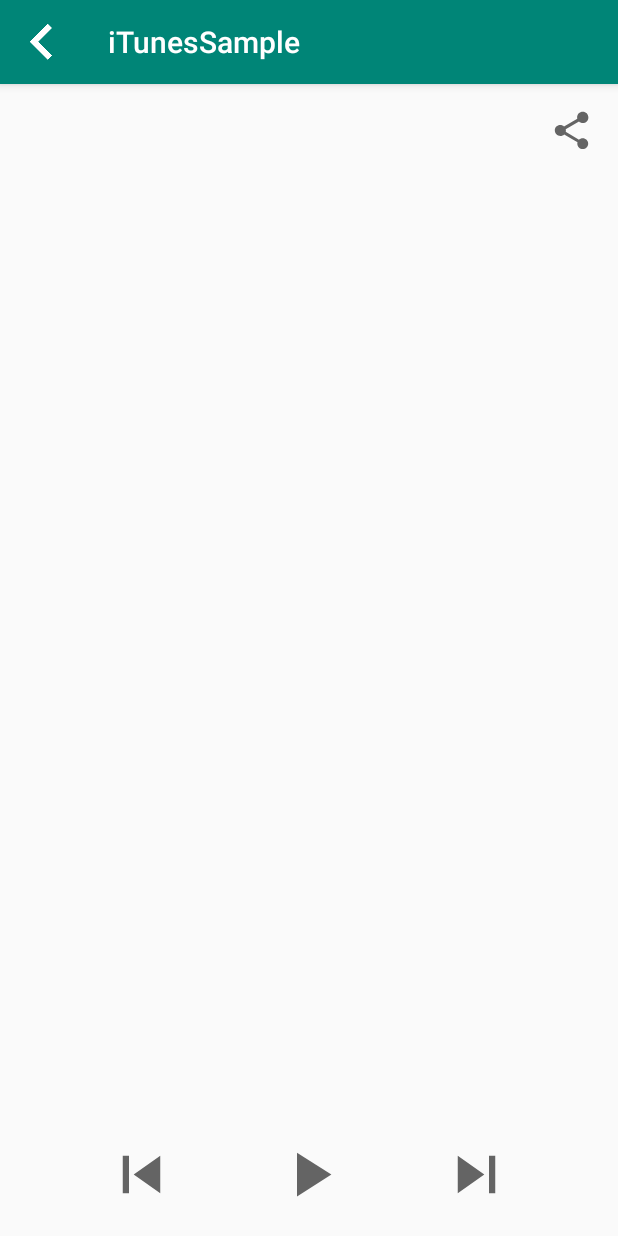
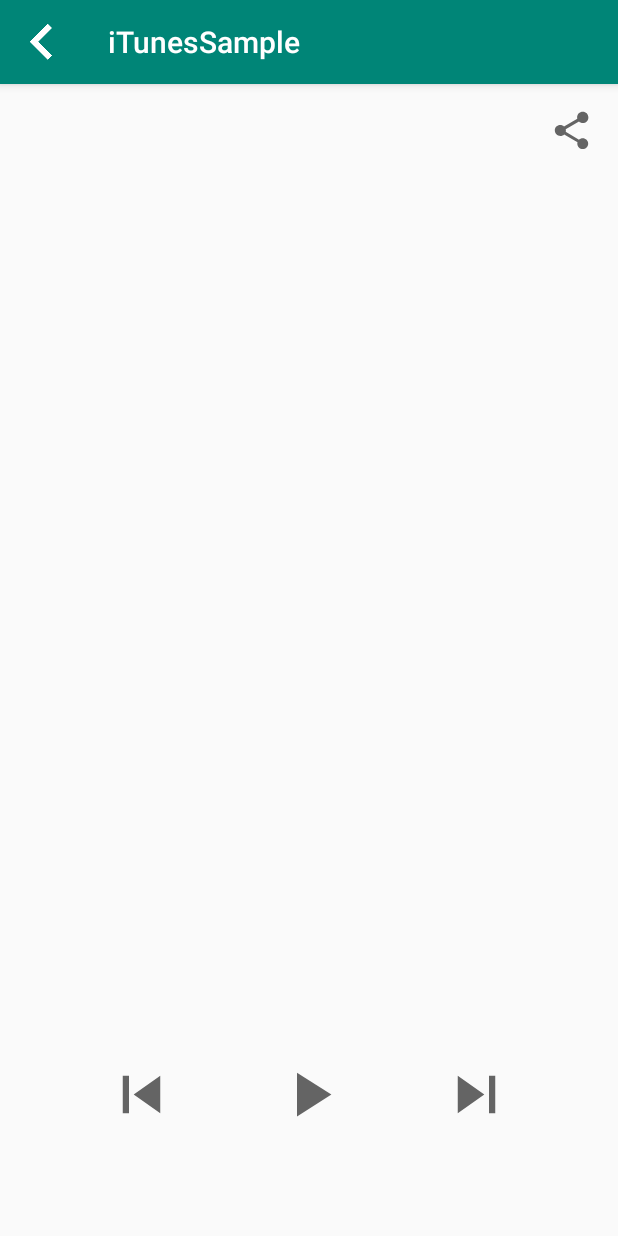
Before and after one commit to stumi01/iTunesSample, an Android app: the DetailsActivity screen opened directly, with no data from a screen before it, on a phone screen of 412 x 824 dp. Run offline under Robolectric (Android 15) with nearby library versions, the phone set to English and light mode, and no system bars; our stand-ins replace ButterKnife; pictures from the network do not load; 3 statements that could not run were skipped.

Commit message:
Fix interactions with play/pause cross next/prev

```diff
--- a/app/src/main/java/com/bencestumpf/itunessample/presentation/details/DetailsView.kt
+++ b/app/src/main/java/com/bencestumpf/itunessample/presentation/details/DetailsView.kt
@@ -12,4 +12,5 @@ interface DetailsView : MVPView {
     fun showPlayButton()
     fun pauseSong()
     fun returnSong()
+    fun releaseMediaPlayer()
 }
--- a/app/src/main/res/layout/activity_details.xml
+++ b/app/src/main/res/layout/activity_details.xml
@@ -16,7 +16,9 @@
                 app:layout_constraintEnd_toEndOf="parent"
                 android:layout_marginEnd="8dp" app:layout_constraintStart_toStartOf="parent"
                 android:layout_marginStart="8dp" tools:text="Title"
-                app:layout_constraintTop_toBottomOf="@+id/imageView" android:layout_marginTop="8dp"/>
+                app:layout_constraintTop_toBottomOf="@+id/song_details_artwork" android:layout_marginTop="8dp"
+                app:layout_constraintHorizontal_bias="0.5"
+                app:layout_constraintBottom_toTopOf="@+id/song_details_album"/>
         <TextView
                 android:layout_width="wrap_content"
                 android:layout_height="wrap_content"
@@ -24,14 +26,16 @@
                 app:layout_constraintTop_toBottomOf="@+id/song_details_title"
                 app:layout_constraintStart_toStartOf="parent"
                 android:layout_marginStart="8dp" app:layout_constraintEnd_toEndOf="parent"
-                android:layout_marginEnd="8dp" tools:text="Album"/>
+                android:layout_marginEnd="8dp" tools:text="Album" app:layout_constraintHorizontal_bias="0.5"
+                app:layout_constraintBottom_toTopOf="@+id/song_details_artist"/>
         <TextView
                 android:layout_width="wrap_content"
                 android:layout_height="wrap_content"
                 android:id="@+id/song_details_artist" android:layout_marginTop="8dp"
                 app:layout_constraintTop_toBottomOf="@+id/song_details_album" app:layout_constraintEnd_toEndOf="parent"
                 android:layout_marginEnd="8dp" app:layout_constraintStart_toStartOf="parent"
-                android:layout_marginStart="8dp" tools:text="Artist"/>
+                android:layout_marginStart="8dp" tools:text="Artist" app:layout_constraintHorizontal_bias="0.5"
+                app:layout_constraintBottom_toTopOf="@+id/song_details_play_pause"/>
         <ImageButton
                 android:layout_width="50dp"
                 android:layout_height="50dp"
@@ -40,7 +44,9 @@
                 android:layout_marginBottom="16dp" app:layout_constraintBottom_toBottomOf="parent"
                 android:background="@drawable/baseline_skip_next_24"
                 app:layout_constraintStart_toEndOf="@+id/song_details_play_pause"
-                app:layout_constraintHorizontal_bias="0.5"/>
+                app:layout_constraintHorizontal_bias="0.5"
+                app:layout_constraintTop_toTopOf="@+id/song_details_play_pause"
+                app:layout_constraintVertical_bias="0.0"/>
         <ImageButton
                 android:layout_width="50dp"
                 android:layout_height="50dp"
@@ -48,7 +54,9 @@
                 android:layout_marginStart="16dp" android:layout_marginBottom="16dp"
                 app:layout_constraintBottom_toBottomOf="parent"
                 android:background="@drawable/baseline_skip_previous_24" app:layout_constraintHorizontal_bias="0.5"
-                app:layout_constraintEnd_toStartOf="@+id/song_details_play_pause"/>
+                app:layout_constraintEnd_toStartOf="@+id/song_details_play_pause"
+                app:layout_constraintTop_toTopOf="@+id/song_details_play_pause"
+                app:layout_constraintVertical_bias="0.0"/>
         <ImageView
                 android:layout_width="30dp"
                 android:layout_height="30dp"
@@ -57,12 +65,14 @@
                 android:id="@+id/song_details_share" android:layout_marginTop="16dp"
                 app:layout_constraintTop_toTopOf="parent"/>
         <ImageView
-                android:layout_width="wrap_content"
-                android:layout_height="wrap_content" tools:srcCompat="@tools:sample/avatars"
-                android:id="@+id/imageView" app:layout_constraintStart_toStartOf="parent"
-                android:layout_marginStart="8dp" app:layout_constraintEnd_toEndOf="parent"
-                android:layout_marginEnd="8dp" android:layout_marginTop="16dp"
-                app:layout_constraintTop_toTopOf="parent"/>
+                android:layout_width="0dp"
+                android:layout_height="0dp" tools:srcCompat="@tools:sample/avatars"
+                android:id="@+id/song_details_artwork" app:layout_constraintStart_toStartOf="parent"
+                android:layout_marginStart="64dp" app:layout_constraintEnd_toEndOf="parent"
+                android:layout_marginEnd="64dp" android:layout_marginTop="16dp"
+                app:layout_constraintTop_toTopOf="parent" app:layout_constraintDimensionRatio="1:1"
+                app:layout_constraintHorizontal_bias="0.5"
+                app:layout_constraintBottom_toTopOf="@+id/song_details_title"/>
         <ImageButton
                 android:layout_width="50dp"
                 android:layout_height="50dp"
@@ -71,7 +81,8 @@
                 app:layout_constraintEnd_toStartOf="@+id/song_details_next" android:layout_marginEnd="8dp"
                 android:layout_marginBottom="16dp" app:layout_constraintBottom_toBottomOf="parent"
                 android:background="@drawable/baseline_play_arrow_24"
-                app:layout_constraintHorizontal_bias="0.5"/>
+                app:layout_constraintHorizontal_bias="0.5"
+                app:layout_constraintTop_toBottomOf="@+id/song_details_artist"/>
     </android.support.constraint.ConstraintLayout>
 
 
```
Also changed, not shown: app/src/main/java/com/bencestumpf/itunessample/presentation/details/DetailsActivity.kt (+13 -2 lines), app/src/main/java/com/bencestumpf/itunessample/presentation/details/DetailsPresenter.kt (+19 -8 lines), app/src/main/java/com/bencestumpf/itunessample/presentation/search/SongsAdapter.kt (+8 -8 lines).
